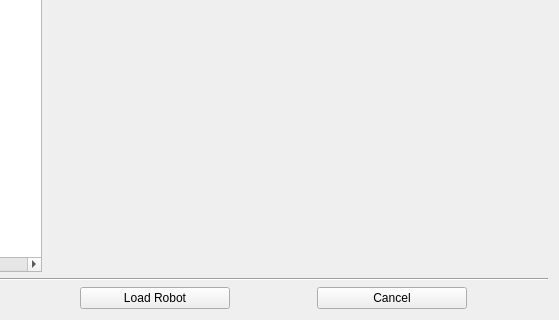
Above: stdr_gui/ui/robotCreator.ui from stdr-simulator-ros-pkg/stdr_simulator before the change; both pictures show x 249 to 808 and y 244 to 564 of the 808 by 564 pixel window. Below: the same form after it.
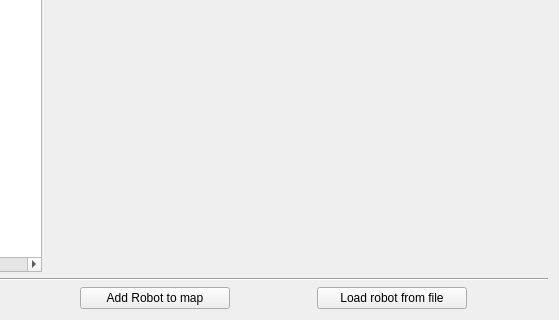
That is the form after the change.

The edit to the form file:
```diff
--- a/stdr_gui/ui/robotCreator.ui
+++ b/stdr_gui/ui/robotCreator.ui
@@ -102,7 +102,7 @@
         </size>
        </property>
        <property name="text">
-        <string>Cancel</string>
+        <string>Load robot from file</string>
        </property>
       </widget>
      </item>
@@ -134,7 +134,7 @@
         </size>
        </property>
        <property name="text">
-        <string>Load Robot</string>
+        <string>Add Robot to map</string>
        </property>
       </widget>
      </item>
```
Left out of the diff: 2 changed lines with no effect on the pictures.
